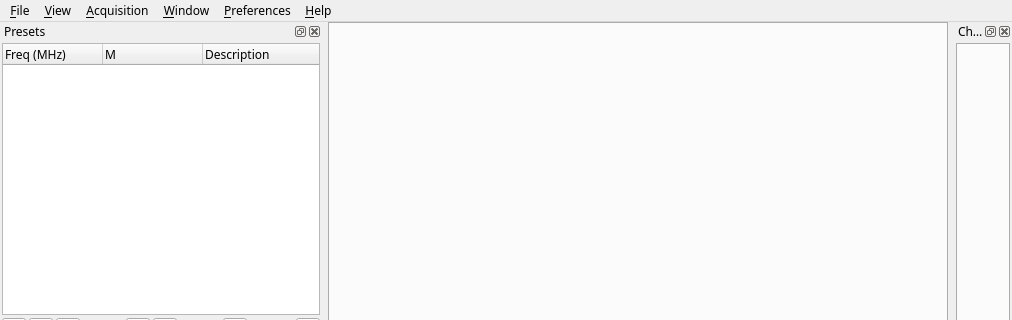
Before: the Qt Designer form sdrbase/mainwindow.ui in f4exb/sdrangel, drawn with Qt 5; both pictures show x 0 to 1012 and y 0 to 320 of the 1012 by 767 pixel window.
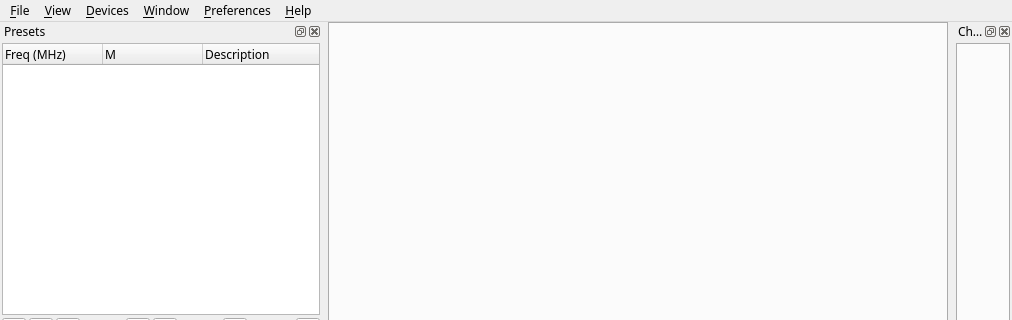
After: the same form once the commit is applied. Icons and pictures are not drawn.

Commit message: Tx ph.1: changed main menu Acquisition item to Devices item. Updated various readmes

What changed in the file:
```diff
--- a/sdrbase/mainwindow.ui
+++ b/sdrbase/mainwindow.ui
@@ -75,7 +75,7 @@
      <x>0</x>
      <y>0</y>
      <width>1012</width>
-     <height>21</height>
+     <height>19</height>
     </rect>
    </property>
    <widget class="QMenu" name="menu_File">
@@ -90,7 +90,7 @@
     </property>
     <addaction name="action_Exit"/>
    </widget>
-   <widget class="QMenu" name="menu_Acquisition">
+   <widget class="QMenu" name="menu_Devices">
     <property name="font">
      <font>
       <family>Sans Serif</family>
@@ -98,7 +98,7 @@
      </font>
     </property>
     <property name="title">
-     <string>&amp;Acquisition</string>
+     <string>&amp;Devices</string>
     </property>
     <addaction name="action_addSourceDevice"/>
     <addaction name="action_addSinkDevice"/>
@@ -151,7 +151,7 @@
    </widget>
    <addaction name="menu_File"/>
    <addaction name="menu_View"/>
-   <addaction name="menu_Acquisition"/>
+   <addaction name="menu_Devices"/>
    <addaction name="menu_Window"/>
    <addaction name="menuPreferences"/>
    <addaction name="menu_Help"/>
```
Left out of the diff: 66 changed lines with no effect on the pictures. The commit also changes 2 other files.
